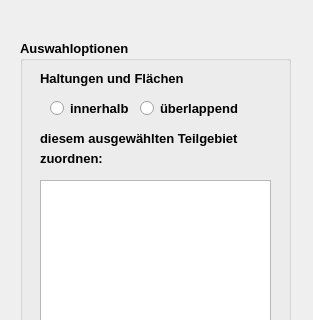
hoettges/QKan, file qkan/linkflaechen/res/application_assigntgeb.ui: the form before one commit; both pictures show x 0 to 313 and y 0 to 320 of the 313 by 527 pixel window.
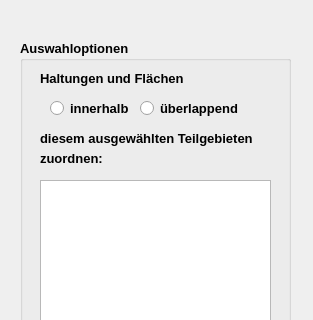
The form after the commit.

Patch:
```diff
--- a/qkan/linkflaechen/res/application_assigntgeb.ui
+++ b/qkan/linkflaechen/res/application_assigntgeb.ui
@@ -90,7 +90,7 @@
      </rect>
     </property>
     <property name="text">
-     <string>diesem ausgewählten Teilgebiet</string>
+     <string>diesem ausgewählten Teilgebieten</string>
     </property>
    </widget>
    <widget class="QRadioButton" name="rb_within">
```
